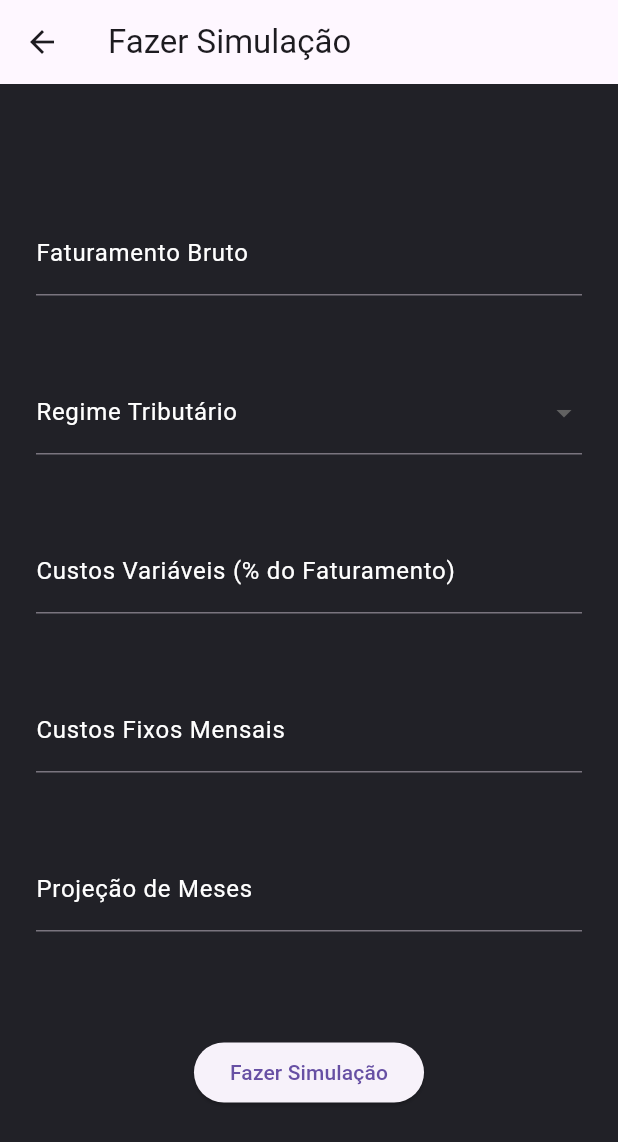
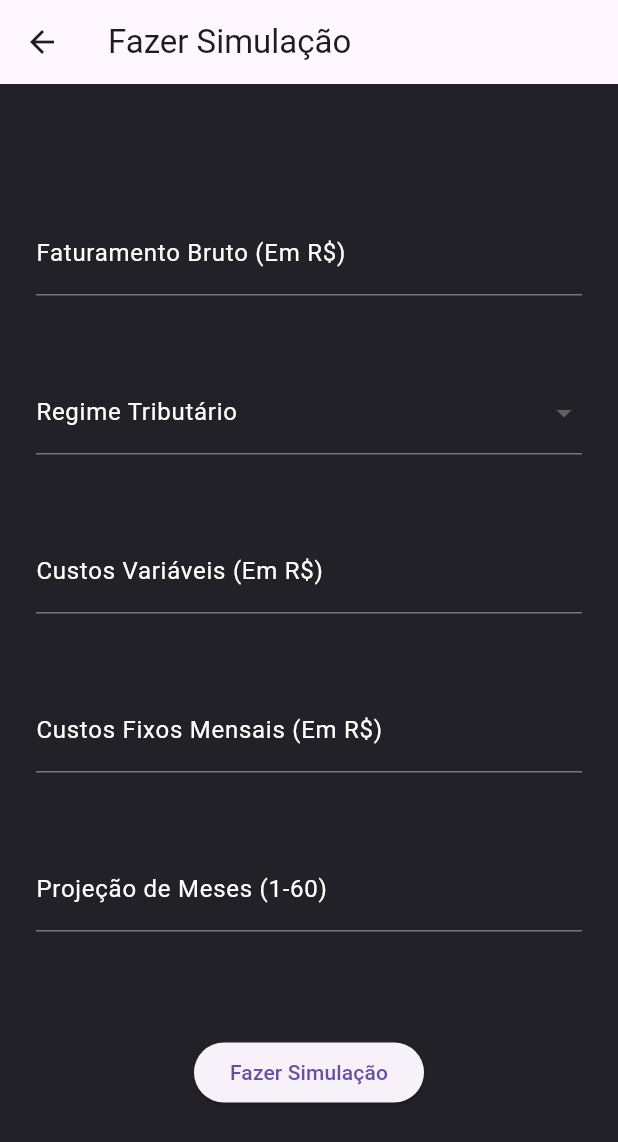
Before and after one commit to mateusmarcelino23/teste1, a Flutter app: the TelaSimulacao screen opened directly, on a phone screen of 412 x 824 dp. Shown: the top 1142 px of the screen. Run offline on Flutter 3.47's test engine with Material 3 defaults, Android fonts, the phone set to English and light mode, and no system bars.

Commit message:
Reajustando títulos dos campos de texto
adicionei o formato em que cada campo deve ser preenchido para evitar confusões de cálculos

```diff
--- a/lib/screens/tela_simulacao.dart
+++ b/lib/screens/tela_simulacao.dart
@@ -61,7 +61,7 @@ class _SimulacaoState extends State<TelaSimulacao> {
                   ), //estilos do texto que é digitado pelo usuário
                   decoration: const InputDecoration(
                     // colocar decoração
-                    labelText: 'Faturamento Bruto',
+                    labelText: 'Faturamento Bruto (Em R\$)',
                     labelStyle: TextStyle(color: Colors.white),
                   ), // texto apresentado e estilo do texto
                 ),
@@ -141,7 +141,7 @@ class _SimulacaoState extends State<TelaSimulacao> {
                   controller: _custosvariaveisController,
                   style: const TextStyle(color: Colors.white),
                   decoration: const InputDecoration(
-                    labelText: 'Custos Variáveis (% do Faturamento)',
+                    labelText: 'Custos Variáveis (Em R\$)',
                     labelStyle: TextStyle(color: Colors.white),
                   ),
                 ),
@@ -152,7 +152,7 @@ class _SimulacaoState extends State<TelaSimulacao> {
                   controller: _custosfixosController,
                   style: const TextStyle(color: Colors.white),
                   decoration: const InputDecoration(
-                    labelText: 'Custos Fixos Mensais',
+                    labelText: 'Custos Fixos Mensais (Em R\$)',
                     labelStyle: TextStyle(color: Colors.white),
                   ),
                 ),
@@ -163,7 +163,7 @@ class _SimulacaoState extends State<TelaSimulacao> {
                   controller: _projecaoController,
                   style: const TextStyle(color: Colors.white),
                   decoration: const InputDecoration(
-                    labelText: 'Projeção de Meses',
+                    labelText: 'Projeção de Meses (1-60)',
                     labelStyle: TextStyle(color: Colors.white),
                   ),
                 ),
```
